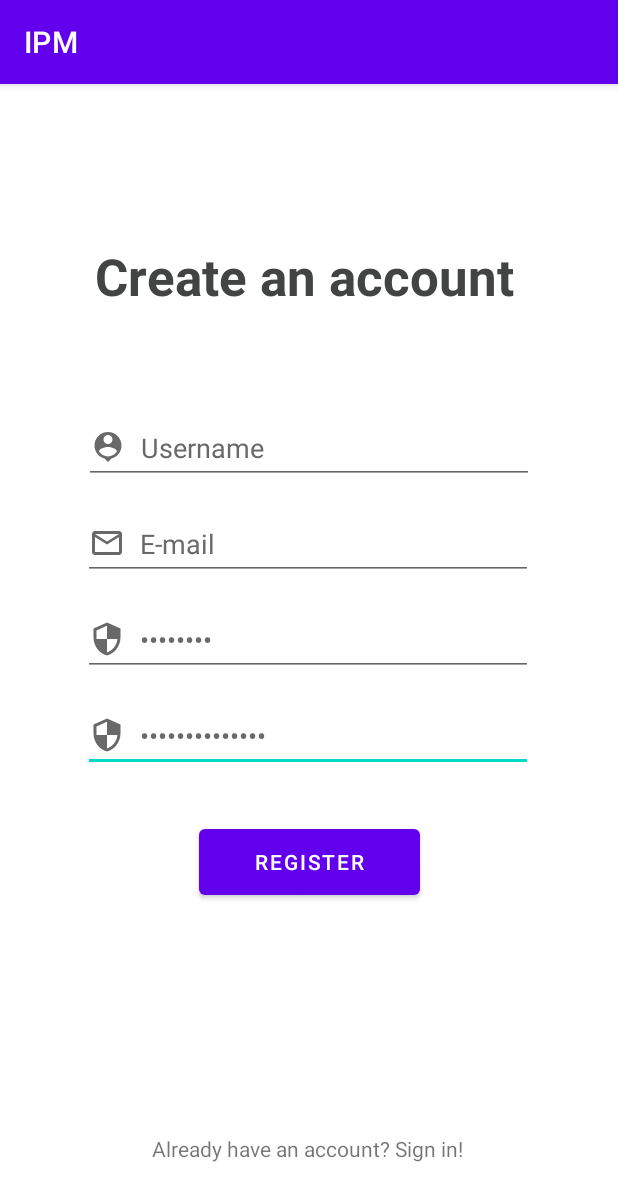
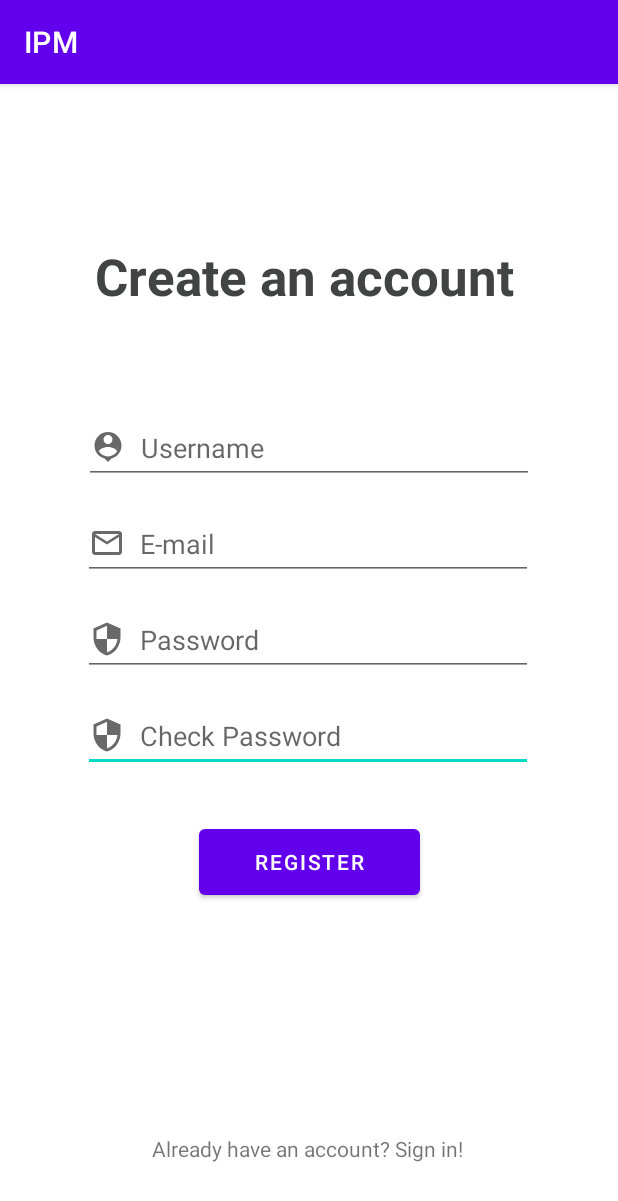
Before and after one commit to PedromDimas/IPM, an Android app: the RegisterActivity screen opened directly, with no data from a screen before it, on a phone screen of 412 x 824 dp. Shown: the top 1201 px of the screen. Run offline under Robolectric (Android 15) with nearby library versions, the phone set to English and light mode, and no system bars.

Commit message:
minor adjustments, text is now hint

```diff
--- a/app/build.gradle
+++ b/app/build.gradle
@@ -43,7 +43,10 @@ dependencies {
     implementation 'androidx.annotation:annotation:1.2.0'
     implementation 'androidx.lifecycle:lifecycle-livedata-ktx:2.3.1'
     implementation 'androidx.lifecycle:lifecycle-viewmodel-ktx:2.3.1'
+    implementation 'com.google.android.gms:play-services-maps:18.0.0'
     testImplementation 'junit:junit:4.+'
     androidTestImplementation 'androidx.test.ext:junit:1.1.2'
     androidTestImplementation 'androidx.test.espresso:espresso-core:3.3.0'
+
+
 }
--- /dev/null
+++ b/app/src/main/java/pt/unl/fct/MapViewActivity.java
@@ -0,0 +1,6 @@
+package pt.unl.fct;
+
+import androidx.appcompat.app.AppCompatActivity;
+
+public class MapViewActivity extends AppCompatActivity {
+}
--- a/app/src/main/res/layout/activity_login2.xml
+++ b/app/src/main/res/layout/activity_login2.xml
@@ -30,10 +30,10 @@
         android:drawableLeft="@drawable/ic_baseline_mail_outline_24"
         android:drawablePadding="10dp"
         android:ems="10"
+        android:hint="E-mail"
         android:inputType="textEmailAddress"
         android:nestedScrollingEnabled="false"
         android:singleLine="true"
-        android:text="E-mail"
         android:textColor="#6A6969"
         app:layout_constraintEnd_toEndOf="parent"
         app:layout_constraintHorizontal_bias="0.5"
@@ -60,9 +60,9 @@
         android:drawableLeft="@drawable/ic_security_white"
         android:drawablePadding="10dp"
         android:ems="10"
+        android:hint="Password"
         android:inputType="textPassword"
         android:singleLine="true"
-        android:text="Password"
         android:textColor="#6A6969"
         app:layout_constraintEnd_toEndOf="parent"
         app:layout_constraintHorizontal_bias="0.5"
--- a/app/src/main/res/layout/activity_register.xml
+++ b/app/src/main/res/layout/activity_register.xml
@@ -16,8 +16,8 @@
         android:drawableLeft="@drawable/ic_security_white"
         android:drawablePadding="10dp"
         android:ems="10"
+        android:hint="Check Password"
         android:inputType="textPassword"
-        android:text="Check Password"
         android:textColor="#6A6969"
         app:layout_constraintEnd_toEndOf="@+id/btn_register"
         app:layout_constraintHorizontal_bias="0.509"
@@ -52,8 +52,8 @@
         android:drawableLeft="@drawable/ic_person"
         android:drawablePadding="10dp"
         android:ems="10"
+        android:hint="Username"
         android:inputType="text"
-        android:text="Username"
         android:textColor="#6A6969"
         app:layout_constraintEnd_toEndOf="@+id/input_email"
         app:layout_constraintHorizontal_bias="0.475"
@@ -70,8 +70,8 @@
         android:drawableLeft="@drawable/ic_baseline_mail_outline_24"
         android:drawablePadding="10dp"
         android:ems="10"
+        android:hint="E-mail"
         android:inputType="textEmailAddress"
-        android:text="E-mail"
         android:textColor="#6A6969"
         app:layout_constraintEnd_toEndOf="@+id/input_password"
         app:layout_constraintStart_toStartOf="@+id/input_password"
@@ -87,8 +87,8 @@
         android:drawableLeft="@drawable/ic_security_white"
         android:drawablePadding="10dp"
         android:ems="10"
+        android:hint="Password"
         android:inputType="textPassword"
-        android:text="Password"
         android:textColor="#6A6969"
         app:layout_constraintEnd_toEndOf="@+id/input_check_password"
         app:layout_constraintStart_toStartOf="@+id/input_check_password"
```
Also changed, not shown: app/src/main/AndroidManifest.xml (+8 -1 lines), app/src/main/java/pt/unl/fct/LoginActivity.java (+12 -6 lines).
